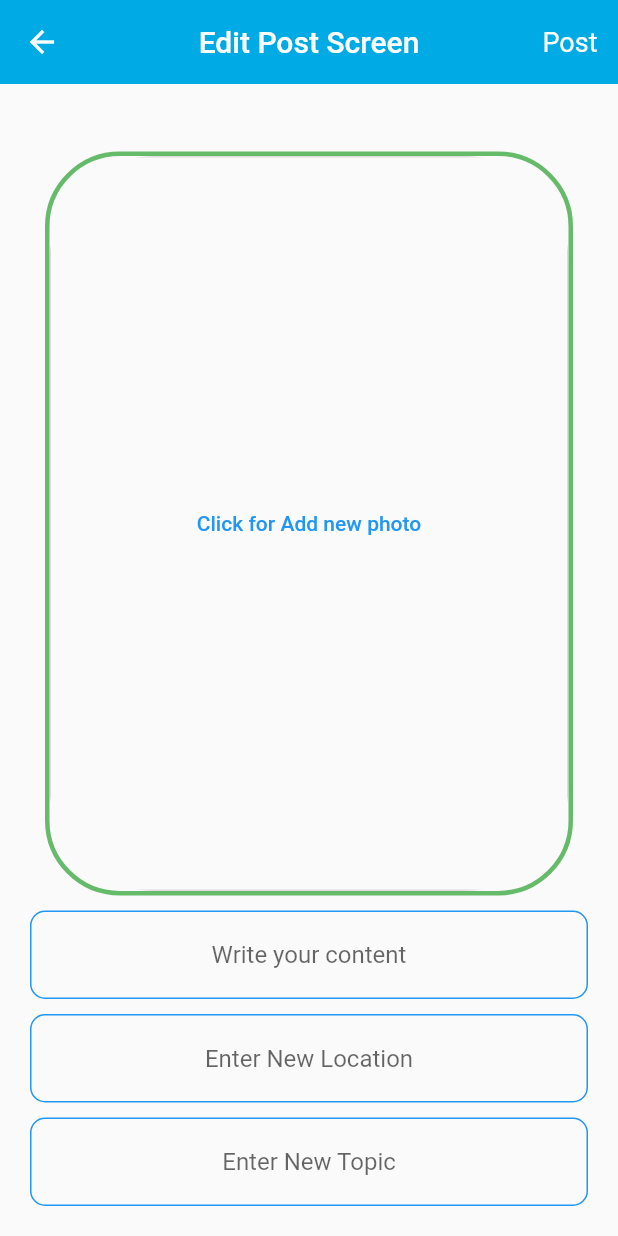
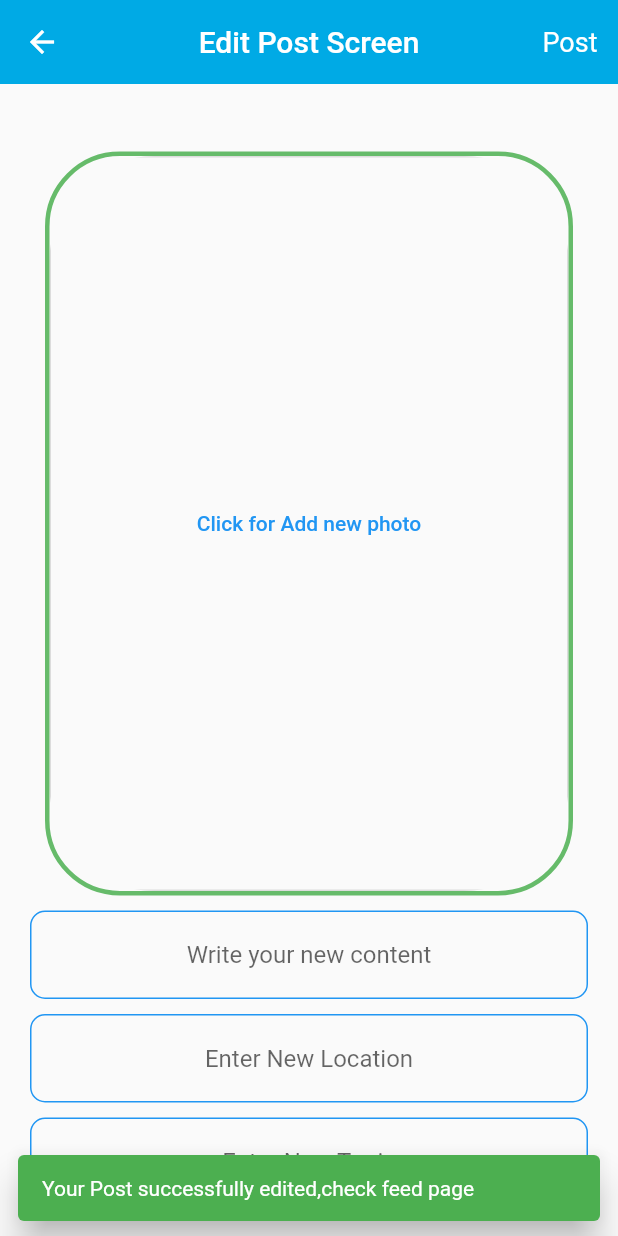
Before and after one commit to ExchangeitTeam/Exchangeit, a Flutter app: the PostEditScreen screen opened directly with empty values, after a tap on "Post", on a phone screen of 412 x 824 dp. Run offline on Flutter 3.47's test engine with Material 2 defaults, Android fonts, the phone set to English and light mode, and no system bars; our stand-ins replace cloud_firestore, email_validator, firebase_analytics, firebase_auth, firebase_core, firebase_crashlytics and 8 more; missing offline and left inert: flutter_login_facebook, mailer, sign_button; accounts and stored records are empty.

Commit message:
fixed post edit

```diff
--- a/lib/SettingsOptions/PostEdit.dart
+++ b/lib/SettingsOptions/PostEdit.dart
@@ -42,7 +42,7 @@ class _PostEditScreenState extends State<PostEditScreen> {
   Future uploadPostwithImage(BuildContext context, content) async {
     String fileName = basename(newImageFile!.path);
     final storageRef = FirebaseStorage.instance.ref();
-    storageRef
+    final Firebaseref = storageRef
         .child('All_App_Posts')
         .child(currentuser!.uid)
         .child('/$fileName');
@@ -53,7 +53,7 @@ class _PostEditScreenState extends State<PostEditScreen> {
     UploadTask storageuploader;
 
     storageuploader =
-        storageRef.putFile(File(newImageFile!.path), FirebaseData);
+        Firebaseref.putFile(File(newImageFile!.path), FirebaseData);
     await Future.value(storageuploader)
         .then((value) async => {
               EditedUrl = await value.ref.getDownloadURL(),
@@ -105,6 +105,9 @@ class _PostEditScreenState extends State<PostEditScreen> {
   String EditedUrl = '';
   String newTopic = '';
   final _EditPostKey = GlobalKey<FormState>();
+  final editlocationcontrol = TextEditingController();
+  final editcontentcontrol = TextEditingController();
+  final edittopiccontrol = TextEditingController();
   @override
   Widget build(BuildContext context) {
     Size sizeapp = MediaQuery.of(context).size;
@@ -122,11 +125,22 @@ class _PostEditScreenState extends State<PostEditScreen> {
               textStyle: const TextStyle(fontSize: 18),
             ),
             child: Text('Post'),
-            onPressed: () {
+            onPressed: () async {
               if (_EditPostKey.currentState!.validate()) {
                 if (newImageFile == null) {
-                  FirebasePostUpdate(widget.ourPost, currentuser!.uid,
+                  await FirebasePostUpdate(widget.ourPost, currentuser!.uid,
                       EditedUrl, newContent, newTopic, newLocation);
+                  ScaffoldMessenger.of(context).showSnackBar(
+                    const SnackBar(
+                      backgroundColor: Colors.green,
+                      elevation: 10,
+                      content:
+                          Text("Your Post successfully edited,check feed page"),
+                      margin:
+                          EdgeInsets.symmetric(vertical: 10, horizontal: 12),
+                      behavior: SnackBarBehavior.floating,
+                    ),
+                  );
                 } else {
                   uploadPostwithImage(context, newContent);
                 }
@@ -134,6 +148,9 @@ class _PostEditScreenState extends State<PostEditScreen> {
               setState(() {
                 newImageFile = null;
               });
+              editcontentcontrol.clear();
+              editlocationcontrol.clear();
+              edittopiccontrol.clear();
             },
           ),
         ],
@@ -178,12 +195,13 @@ class _PostEditScreenState extends State<PostEditScreen> {
                     padding: EdgeInsets.symmetric(vertical: 0, horizontal: 20),
                     child: Container(
                       child: TextFormField(
+                        controller: editcontentcontrol,
                         keyboardType: TextInputType.multiline,
                         textInputAction: TextInputAction.newline,
                         textAlign: TextAlign.center,
                         maxLines: null,
                         decoration: new InputDecoration(
-                          hintText: "Write your content",
+                          hintText: "Write your new content",
                           fillColor: Colors.black,
                           enabledBorder: OutlineInputBorder(
                               borderSide: BorderSide(color: Colors.blue),
@@ -216,6 +234,7 @@ class _PostEditScreenState extends State<PostEditScreen> {
                     padding: EdgeInsets.symmetric(vertical: 0, horizontal: 20),
                     child: Container(
                       child: TextFormField(
+                        controller: editlocationcontrol,
                         textAlign: TextAlign.center,
                         decoration: new InputDecoration(
                           hintText: "Enter New Location",
@@ -251,6 +270,7 @@ class _PostEditScreenState extends State<PostEditScreen> {
                     padding: EdgeInsets.symmetric(vertical: 0, horizontal: 20),
                     child: Container(
                       child: TextFormField(
+                        controller: edittopiccontrol,
                         textAlign: TextAlign.center,
                         decoration: new InputDecoration(
                           hintText: "Enter New Topic",
```
